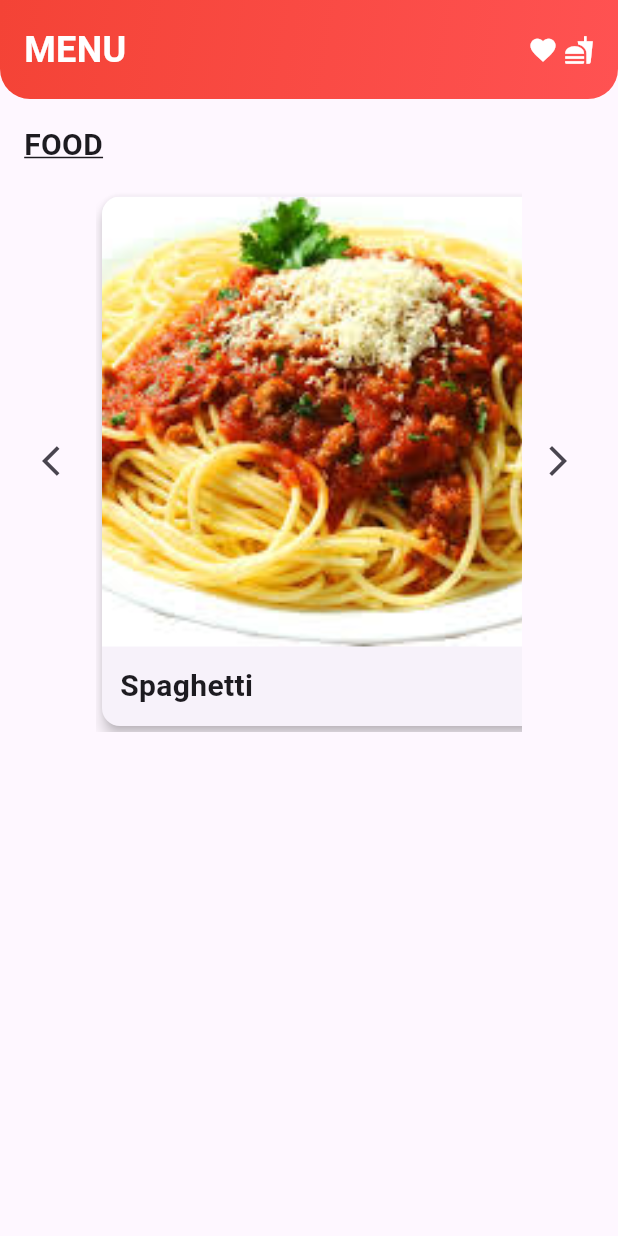
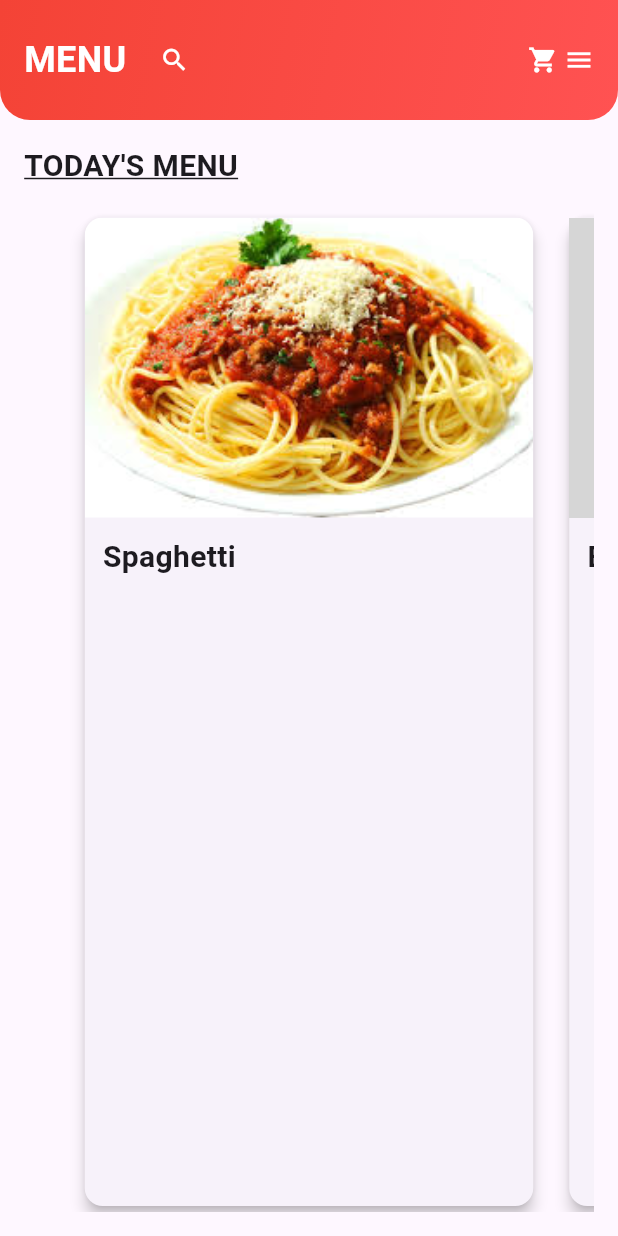
Before and after one commit to noriadler49/fe-mobile-flutter, a Flutter app: the screen it shows after launch, on a phone screen of 412 x 824 dp. Run offline on Flutter 3.47's test engine with Material 3 defaults, Android fonts, the phone set to English and light mode, and no system bars; grey boxes are pictures that could not be loaded.

Commit message:
Added main file

```diff
--- a/lib/main.dart
+++ b/lib/main.dart
@@ -14,15 +14,21 @@ class MyApp extends StatelessWidget {
   }
 }
 
-class MyHomePage extends StatelessWidget {
-  final ScrollController _scrollController = ScrollController();
+class MyHomePage extends StatefulWidget {
+  @override
+  _MyHomePageState createState() => _MyHomePageState();
+}
+
+class _MyHomePageState extends State<MyHomePage> {
+  final PageController _pageController = PageController(viewportFraction: 0.85);
+  bool _isSearchBarVisible = false;
 
   @override
   Widget build(BuildContext context) {
     return Scaffold(
       body: Column(
         children: [
-          // Decorative Header
+          // Decorative Header with Search Bar
           Container(
             padding: EdgeInsets.all(16.0),
             decoration: BoxDecoration(
@@ -33,8 +39,12 @@ class MyHomePage extends StatelessWidget {
               ),
               borderRadius: BorderRadius.vertical(bottom: Radius.circular(20)),
             ),
-            child: Row(
+            child: Column(
+              children: [
+                Row(
                   mainAxisAlignment: MainAxisAlignment.spaceBetween,
+                  children: [
+                    Row(
                       children: [
                         Text(
                           'MENU',
@@ -44,13 +54,43 @@ class MyHomePage extends StatelessWidget {
                             color: Colors.white,
                           ),
                         ),
+                        SizedBox(width: 8),
+                        IconButton(
+                          icon: Icon(Icons.search, color: Colors.white, size: 20),
+                          onPressed: () {
+                            setState(() {
+                              _isSearchBarVisible = !_isSearchBarVisible;
+                            });
+                          },
+                        ),
+                      ],
+                    ),
                     Row(
                       children: [
-                    Icon(Icons.favorite, color: Colors.white, size: 20),
+                        Icon(Icons.shopping_cart, color: Colors.white, size: 20),
                         SizedBox(width: 4),
-                    Icon(Icons.fastfood, color: Colors.white, size: 20),
+                        Icon(Icons.menu, color: Colors.white, size: 20),
                       ],
                     ),
+                  ],
+                ),
+                if (_isSearchBarVisible) ...[
+                  SizedBox(height: 8),
+                  TextField(
+                    decoration: InputDecoration(
+                      hintText: 'Search menu...',
+                      hintStyle: TextStyle(color: Colors.white70),
+                      prefixIcon: Icon(Icons.search, color: Colors.white),
+                      filled: true,
+                      fillColor: Colors.white.withOpacity(0.2),
+                      border: OutlineInputBorder(
+                        borderRadius: BorderRadius.circular(12),
+                        borderSide: BorderSide.none,
+                      ),
+                    ),
+                    style: TextStyle(color: Colors.white),
+                  ),
+                ],
               ],
             ),
           ),
@@ -62,7 +102,7 @@ class MyHomePage extends StatelessWidget {
                 crossAxisAlignment: CrossAxisAlignment.start,
                 children: [
                   Text(
-                    'FOOD',
+                    'TODAY\'S MENU',
                     style: TextStyle(
                       fontSize: 20,
                       fontWeight: FontWeight.bold,
@@ -70,43 +110,15 @@ class MyHomePage extends StatelessWidget {
                     ),
                   ),
                   SizedBox(height: 16),
-                  Row(
-                    children: [
-                      IconButton(
-                        icon: Icon(Icons.arrow_back_ios),
-                        onPressed: () {
-                          _scrollController.animateTo(
-                            _scrollController.offset - 200,
-                            duration: Duration(milliseconds: 300),
-                            curve: Curves.easeInOut,
-                          );
-                        },
-                      ),
                   Expanded(
-                        child: SingleChildScrollView(
-                          controller: _scrollController,
-                          scrollDirection: Axis.horizontal,
-                          child: Row(
+                    child: PageView(
+                      controller: _pageController,
                       children: [
                         _buildFoodItem(context, 'assets/spaghetti.png', 'Spaghetti'),
                         _buildFoodItem(context, 'assets/burger.png', 'Burger'),
                         _buildFoodItem(context, 'assets/pizza.png', 'Pizza'),
-                              // Remove or add _buildFoodItem('assets/salad.png', 'Salad') if you have it
                       ],
                     ),
-                        ),
-                      ),
-                      IconButton(
-                        icon: Icon(Icons.arrow_forward_ios),
-                        onPressed: () {
-                          _scrollController.animateTo(
-                            _scrollController.offset + 200,
-                            duration: Duration(milliseconds: 300),
-                            curve: Curves.easeInOut,
-                          );
-                        },
-                      ),
-                    ],
                   ),
                 ],
               ),
@@ -119,8 +131,7 @@ class MyHomePage extends StatelessWidget {
 
   Widget _buildFoodItem(BuildContext context, String imagePath, String title) {
     return Container(
-      width: MediaQuery.of(context).size.width - 80, // Adjust for padding and buttons
-      margin: EdgeInsets.only(right: 16.0),
+      margin: EdgeInsets.symmetric(horizontal: 8.0),
       child: Card(
         elevation: 4,
         shape: RoundedRectangleBorder(borderRadius: BorderRadius.circular(12)),
@@ -131,8 +142,8 @@ class MyHomePage extends StatelessWidget {
               borderRadius: BorderRadius.vertical(top: Radius.circular(12)),
               child: Image.asset(
                 imagePath,
-                width: MediaQuery.of(context).size.width - 80,
-                height: 300, // Larger height for bigger images
+                width: MediaQuery.of(context).size.width * 0.85,
+                height: 200,
                 fit: BoxFit.cover,
               ),
             ),
```
Also changed, not shown: 8 other files. Lines whose indentation alone changed are shown as unchanged.
